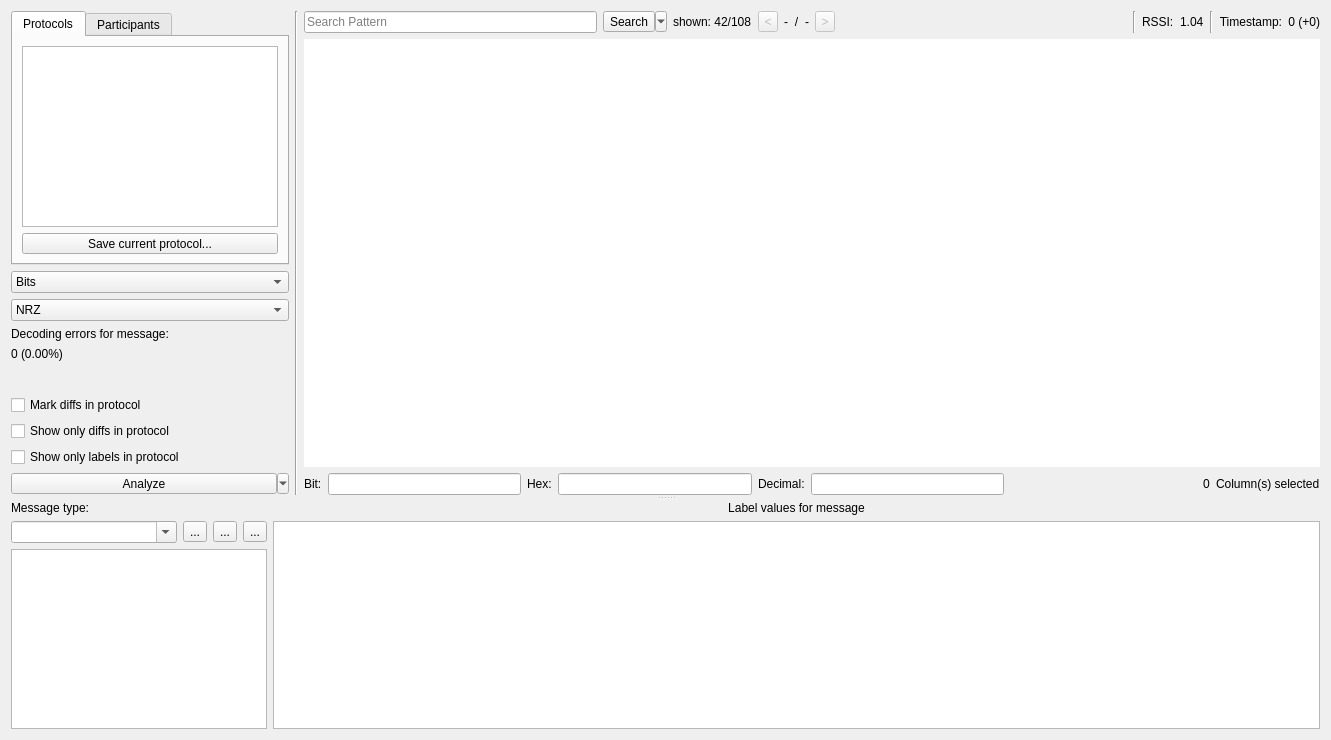
This is ui/analysis.ui in jopohl/urh as Qt 5 draws it before an edit. The edited form follows.
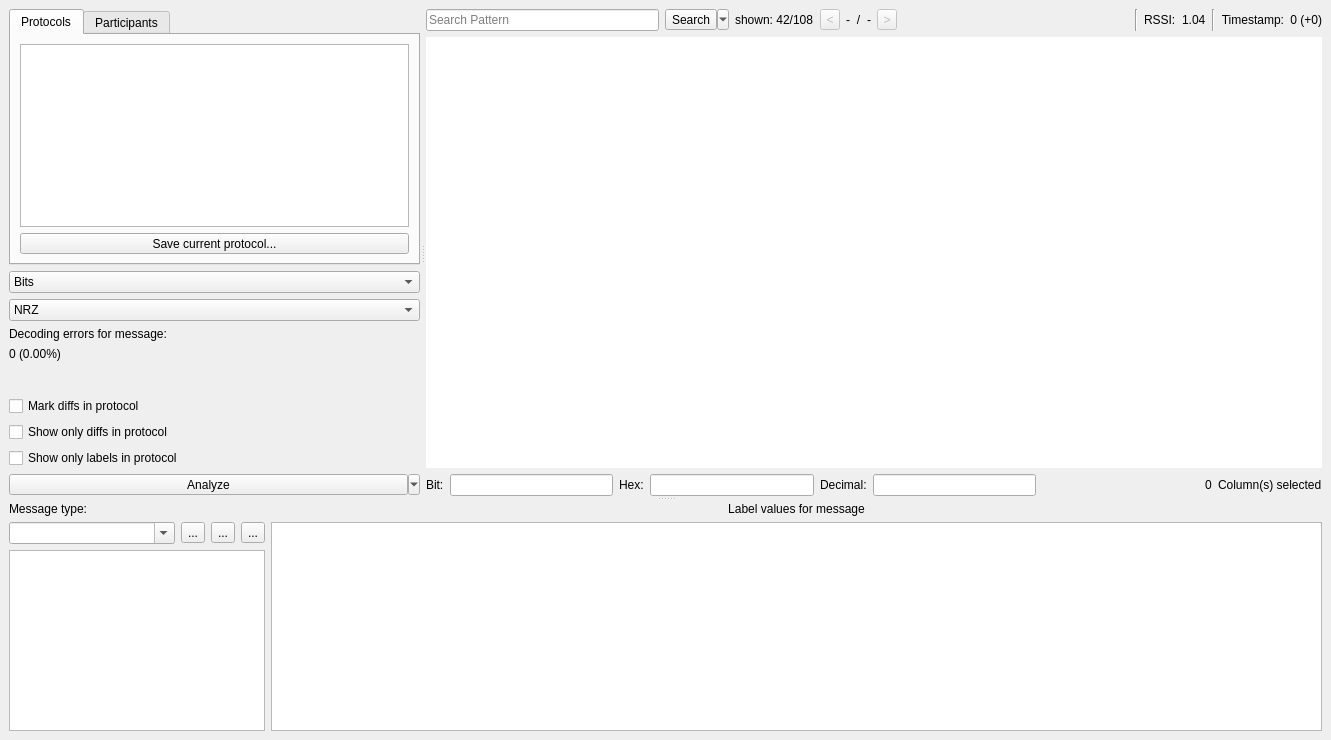
This is the edited form. Icons and pictures are not drawn. Custom widgets are drawn as their Qt base class.

Commit message: restore analysis splitter

Diff of the .ui file:
```diff
--- a/ui/analysis.ui
+++ b/ui/analysis.ui
@@ -70,24 +70,9 @@
         <height>740</height>
        </rect>
       </property>
-      <layout class="QVBoxLayout" name="verticalLayout_6">
-       <property name="spacing">
-        <number>7</number>
-       </property>
-       <property name="leftMargin">
-        <number>11</number>
-       </property>
-       <property name="topMargin">
-        <number>11</number>
-       </property>
-       <property name="rightMargin">
-        <number>11</number>
-       </property>
-       <property name="bottomMargin">
-        <number>11</number>
-       </property>
+      <layout class="QVBoxLayout" name="verticalLayout_5">
        <item>
-        <widget class="QSplitter" name="splitter">
+        <widget class="QSplitter" name="splitter_2">
          <property name="styleSheet">
           <string notr="true">QSplitter::handle:vertical {
 margin: 4px 0px;
@@ -98,26 +83,30 @@
 	image: url(:/icons/data/icons/splitter_handle.png);
 }</string>
          </property>
-         <property name="frameShape">
-          <enum>QFrame::NoFrame</enum>
-         </property>
-         <property name="lineWidth">
-          <number>1</number>
-         </property>
          <property name="orientation">
           <enum>Qt::Vertical</enum>
          </property>
-         <property name="opaqueResize">
-          <bool>true</bool>
+         <property name="handleWidth">
+          <number>6</number>
          </property>
+         <widget class="QSplitter" name="splitter">
+          <property name="styleSheet">
+           <string notr="true">QSplitter::handle:horizontal {
+margin: 4px 0px;
+    background-color: qlineargradient(x1:0, y1:0, x2:0, y2:1, 
+stop:0 rgba(255, 255, 255, 0), 
+stop:0.5 rgba(100, 100, 100, 200), 
+stop:1 rgba(255, 255, 255, 0));
+image: url(:/icons/data/icons/rotated_splitter_handle.png);
+}</string>
+          </property>
+          <property name="orientation">
+           <enum>Qt::Horizontal</enum>
+          </property>
          <property name="handleWidth">
           <number>6</number>
          </property>
-         <widget class="QWidget" name="layoutWidget">
-          <layout class="QVBoxLayout" name="verticalLayout_5">
-           <item>
-            <layout class="QHBoxLayout" name="horizontalLayout" stretch="1,1,10">
-             <item>
+          <widget class="QWidget" name="">
               <layout class="QVBoxLayout" name="verticalLayout_2">
                <item>
                 <widget class="QTabWidget" name="tabWidget">
@@ -140,6 +129,12 @@
                      <property name="acceptDrops">
                       <bool>true</bool>
                      </property>
+                  <property name="verticalScrollBarPolicy">
+                   <enum>Qt::ScrollBarAsNeeded</enum>
+                  </property>
+                  <property name="horizontalScrollBarPolicy">
+                   <enum>Qt::ScrollBarAsNeeded</enum>
+                  </property>
                      <property name="dragEnabled">
                       <bool>true</bool>
                      </property>
@@ -158,12 +153,21 @@
                      <property name="selectionBehavior">
                       <enum>QAbstractItemView::SelectRows</enum>
                      </property>
+                  <property name="textElideMode">
+                   <enum>Qt::ElideRight</enum>
+                  </property>
                      <property name="animated">
                       <bool>true</bool>
                      </property>
                      <attribute name="headerVisible">
                       <bool>false</bool>
                      </attribute>
+                  <attribute name="headerCascadingSectionResizes">
+                   <bool>false</bool>
+                  </attribute>
+                  <attribute name="headerStretchLastSection">
+                   <bool>true</bool>
+                  </attribute>
                     </widget>
                    </item>
                    <item>
@@ -435,15 +439,8 @@
                 </widget>
                </item>
               </layout>
-             </item>
-             <item>
-              <widget class="Line" name="line_3">
-               <property name="orientation">
-                <enum>Qt::Vertical</enum>
-               </property>
-              </widget>
-             </item>
-             <item>
+          </widget>
+          <widget class="QWidget" name="">
               <layout class="QVBoxLayout" name="verticalLayout">
                <item>
                 <layout class="QGridLayout" name="gridLayout_2">
@@ -904,10 +901,7 @@
                 </layout>
                </item>
               </layout>
-             </item>
-            </layout>
-           </item>
-          </layout>
+          </widget>
          </widget>
          <widget class="QWidget" name="layoutWidget">
           <layout class="QVBoxLayout" name="verticalLayout_4">
```
Left out of the diff: 5 changed lines with no effect on the pictures. Lines whose indentation alone changed are shown as unchanged. The commit also changes 2 other files.
